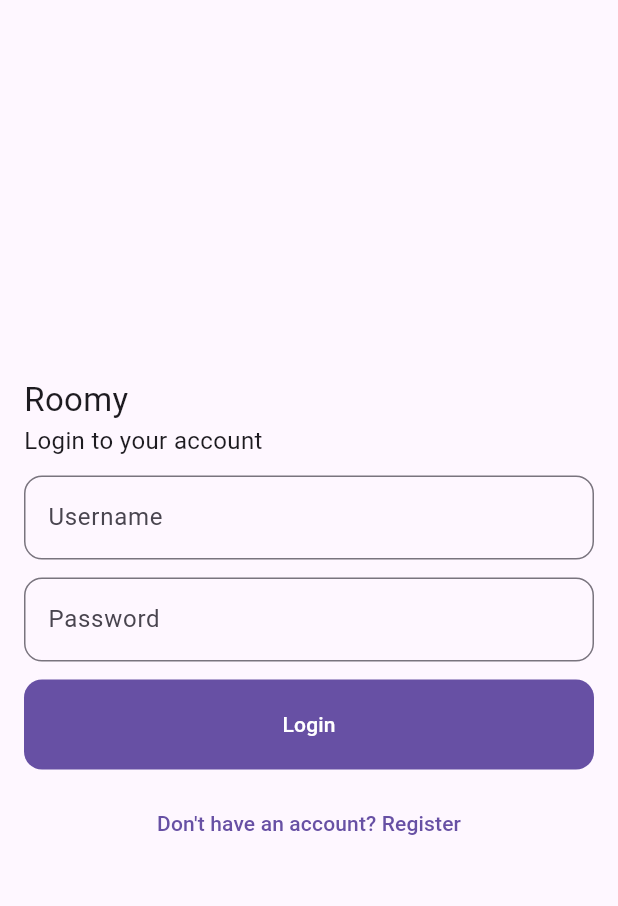
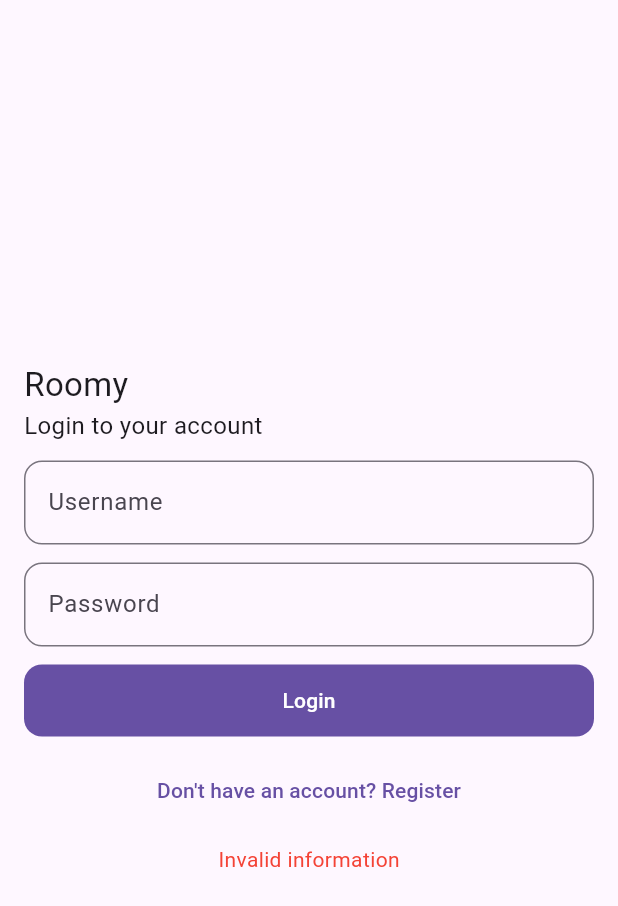
Before and after one commit to kaicsm/roomy-app, a Flutter app: the screen it shows after launch, after a tap on "Login", on a phone screen of 412 x 824 dp. Shown: the top 906 px of the screen. Run offline on Flutter 3.47's test engine with Material 3 defaults, Android fonts, the phone set to English and light mode, and no system bars; our stand-ins replace cookie_jar, dio, dio_cookie_manager, get_it, go_router, logger and 1 more; network calls fail.

Commit message:
refactor: enhance authentication flow with result handling and loading states

```diff
--- a/lib/app/config/di.dart
+++ b/lib/app/config/di.dart
@@ -10,8 +10,8 @@ final getIt = GetIt.instance;
 Future<void> setupDependencies() async {
   getIt.registerSingletonAsync<ApiService>(() async => ApiService.create());
 
-  getIt.registerSingletonWithDependencies<AuthService>(
-    () => AuthService(),
+  getIt.registerSingletonAsync<AuthService>(
+    () async => AuthService.create(),
     dependsOn: [ApiService],
   );
 
--- a/lib/app/core/services/auth_service.dart
+++ b/lib/app/core/services/auth_service.dart
@@ -1,47 +1,73 @@
+import 'package:dio/dio.dart';
 import 'package:logger/logger.dart';
 import 'package:roomy/app/config/api_config.dart';
 import 'package:roomy/app/config/di.dart';
 import 'package:roomy/app/core/services/api_service.dart';
+import 'package:roomy/app/core/utils/result.dart';
+import 'package:signals/signals.dart';
 
 class AuthService {
   final _log = Logger();
 
-  final _apiService = getIt<ApiService>();
+  late final ApiService _apiService;
 
-  Future<bool> login(String username, String password) async {
+  late final Signal<bool> _isLogged;
+  Signal<bool> get isLogged => _isLogged;
+
+  AuthService._(this._apiService, this._isLogged);
+
+  static Future<AuthService> create() async {
+    final apiService = getIt<ApiService>();
+    late final Signal<bool> isLogged;
+
+    try {
+      await apiService.client.get('${ApiConfig.userEndpoint}/me');
+      isLogged = signal(true);
+    } catch (e) {
+      isLogged = signal(false);
+    }
+
+    return AuthService._(apiService, isLogged);
+  }
+
+  Future<Result<bool>> login(String username, String password) async {
     try {
       final response = await _apiService.client.post(
         '${ApiConfig.authEndpoint}/login',
         data: {"username": username, "password": password},
       );
 
-      if (response.statusCode! >= 400) {
-        return false;
-      }
-
+      _isLogged.value = true;
       _log.i(response);
 
-      return true;
+      return Sucess(true);
+    } on DioException catch (e) {
+      final errorMessage = e.response?.data ?? "Server error";
+      return Failure(errorMessage);
     } catch (e) {
-      return false;
+      return Failure(e.toString());
     }
   }
 
-  Future<bool> register(String username, String email, String password) async {
+  Future<Result<bool>> register(
+    String username,
+    String email,
+    String password,
+  ) async {
     try {
       final response = await _apiService.client.post(
         '${ApiConfig.authEndpoint}/register',
         data: {"username": username, "email": email, "password": password},
       );
 
-      if (response.statusCode! >= 400) {
-        return false;
-      }
-
+      _isLogged.value = true;
       _log.i(response);
-      return true;
+      return Sucess(true);
+    } on DioException catch (e) {
+      final errorMessage = e.response?.data ?? "Server error";
+      return Failure(errorMessage);
     } catch (e) {
-      return false;
+      return Failure(e.toString());
     }
   }
 
@@ -50,22 +76,7 @@ class AuthService {
       '${ApiConfig.authEndpoint}/logout',
     );
 
+    _isLogged.value = false;
     _log.i(response);
   }
-
-  Future<bool> isAuthenticated() async {
-    try {
-      final response = await _apiService.client.get(
-        '${ApiConfig.userEndpoint}/me',
-      );
-
-      if (response.statusCode! >= 400) {
-        return false;
-      }
-
-      return true;
-    } catch (e) {
-      return false;
-    }
-  }
 }
--- /dev/null
+++ b/lib/app/core/utils/result.dart
@@ -0,0 +1,11 @@
+sealed class Result<T> {}
+
+class Sucess<T> extends Result<T> {
+  final T data;
+  Sucess(this.data);
+}
+
+class Failure<T> extends Result<T> {
+  final String message;
+  Failure(this.message);
+}
--- a/lib/app/modules/auth/controllers/login_controller.dart
+++ b/lib/app/modules/auth/controllers/login_controller.dart
@@ -1,7 +1,7 @@
-import 'package:flutter/cupertino.dart';
 import 'package:roomy/app/config/di.dart';
 import 'package:roomy/app/core/services/auth_service.dart';
-import 'package:signals/signals_flutter.dart';
+import 'package:roomy/app/core/utils/result.dart';
+import 'package:signals/signals.dart';
 
 class LoginController {
   final _authService = getIt<AuthService>();
@@ -9,7 +9,8 @@ class LoginController {
   final username = signal('');
   final password = signal('');
 
-  final formKey = GlobalKey();
+  final isLoading = signal(false);
+  final errorMessage = signal<String?>(null);
 
   late final isValid = computed<bool>(
     () =>
@@ -18,8 +19,24 @@ class LoginController {
   );
 
   Future<bool> login() async {
-    if (!isValid.value) return false;
+    isLoading.value = true;
 
-    return await _authService.login(username.value, password.value);
+    if (!isValid.value) {
+      isLoading.value = false;
+      errorMessage.value = "Invalid information";
+      return false;
+    }
+
+    final result = await _authService.login(username.value, password.value);
+
+    switch (result) {
+      case Sucess():
+        isLoading.value = false;
+        return true;
+      case Failure(message: final msg):
+        isLoading.value = false;
+        errorMessage.value = msg;
+        return false;
+    }
   }
 }
--- a/lib/app/modules/auth/views/login_view.dart
+++ b/lib/app/modules/auth/views/login_view.dart
@@ -44,18 +44,22 @@ class LoginView extends StatelessWidget {
                   Watch(
                     (context) => SizedBox(
                       width: double.infinity,
+                      height: 48,
                       child: FilledButton(
                         style: ButtonStyle(
                           shape: WidgetStatePropertyAll(
                             RoundedRectangleBorder(borderRadius: .circular(12)),
                           ),
-                          padding: WidgetStatePropertyAll(.all(20)),
                         ),
                         onPressed: () async {
-                          await _controller.login();
-                          context.mounted ? context.go("/") : null;
+                          final response = await _controller.login();
+                          if (response) {
+                            context.mounted ? context.go("/") : null;
+                          }
                         },
-                        child: Text("Login"),
+                        child: _controller.isLoading.value
+                            ? CircularProgressIndicator()
+                            : Text("Login"),
                       ),
                     ),
                   ),
@@ -66,6 +70,15 @@ class LoginView extends StatelessWidget {
                     },
                     child: Text("Don't have an account? Register"),
                   ),
+                  const SizedBox(height: 12),
+                  Watch(
+                    (context) => _controller.errorMessage.value != null
+                        ? Text(
+                            "${_controller.errorMessage.value}",
+                            style: TextStyle(color: Colors.red),
+                          )
+                        : SizedBox.shrink(),
+                  ),
                 ],
               ),
             ],
--- a/lib/app/modules/home/controllers/home_controller.dart
+++ b/lib/app/modules/home/controllers/home_controller.dart
@@ -1,4 +1,4 @@
-import 'package:signals/signals_flutter.dart';
+import 'package:signals/signals.dart';
 
 class HomeController {
   final _counter = signal(0);
--- a/lib/app/router/middlewares/auth_middleware.dart
+++ b/lib/app/router/middlewares/auth_middleware.dart
@@ -5,14 +5,11 @@ import 'package:roomy/app/core/services/auth_service.dart';
 import 'package:roomy/app/router/app_routes.dart';
 
 class AuthMiddleware {
-  static Future<String?> redirect(
-    BuildContext context,
-    GoRouterState state,
-  ) async {
+  static String? redirect(BuildContext context, GoRouterState state) {
     final authService = getIt<AuthService>();
-    final isAuthenticated = await authService.isAuthenticated();
+    final isLogged = authService.isLogged;
 
-    if (!isAuthenticated) {
+    if (!isLogged.value) {
       return AppRoutes.login;
     }
 
```
Also changed, not shown: lib/app/modules/auth/controllers/register_controller.dart (+23 -5 lines), lib/app/modules/auth/views/register_view.dart (+17 -4 lines).
